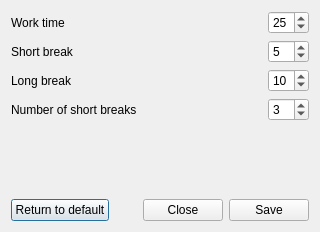
The window that src/ui/forms/settings.ui (Aksem/KoffeeBreak) describes before a commit, drawn with Qt 5.
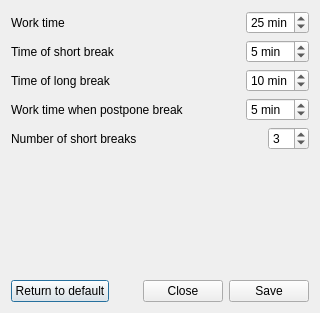
The same window after the commit.

Commit message: Added new function in settings and fixed bug counting breaks in timer

```diff
--- a/src/ui/forms/settings.ui
+++ b/src/ui/forms/settings.ui
@@ -7,7 +7,7 @@
     <x>0</x>
     <y>0</y>
     <width>320</width>
-    <height>232</height>
+    <height>313</height>
    </rect>
   </property>
   <property name="windowTitle">
@@ -38,8 +38,23 @@
      </item>
      <item>
       <widget class="QSpinBox" name="workTimeSpinBox">
+       <property name="frame">
+        <bool>true</bool>
+       </property>
+       <property name="readOnly">
+        <bool>false</bool>
+       </property>
+       <property name="buttonSymbols">
+        <enum>QAbstractSpinBox::UpDownArrows</enum>
+       </property>
+       <property name="specialValueText">
+        <string/>
+       </property>
+       <property name="suffix">
+        <string> min</string>
+       </property>
        <property name="minimum">
-        <number>5</number>
+        <number>1</number>
        </property>
        <property name="maximum">
         <number>90</number>
@@ -56,7 +71,7 @@
      <item>
       <widget class="QLabel" name="label">
        <property name="text">
-        <string>Short break</string>
+        <string>Time of short break</string>
        </property>
       </widget>
      </item>
@@ -74,7 +89,16 @@
       </spacer>
      </item>
      <item>
-      <widget class="QSpinBox" name="shortBreakSpinBox">
+      <widget class="QSpinBox" name="timeOfShortBreakSpinBox">
+       <property name="suffix">
+        <string> min</string>
+       </property>
+       <property name="prefix">
+        <string/>
+       </property>
+       <property name="minimum">
+        <number>1</number>
+       </property>
        <property name="maximum">
         <number>30</number>
        </property>
@@ -90,7 +114,7 @@
      <item>
       <widget class="QLabel" name="label_3">
        <property name="text">
-        <string>Long break</string>
+        <string>Time of long break</string>
        </property>
       </widget>
      </item>
@@ -108,7 +132,13 @@
       </spacer>
      </item>
      <item>
-      <widget class="QSpinBox" name="longBreakSpinBox">
+      <widget class="QSpinBox" name="timeOfLongBreakSpinBox">
+       <property name="suffix">
+        <string> min</string>
+       </property>
+       <property name="minimum">
+        <number>1</number>
+       </property>
        <property name="maximum">
         <number>60</number>
        </property>
@@ -119,6 +149,46 @@
      </item>
     </layout>
    </item>
+   <item>
+    <layout class="QHBoxLayout" name="horizontalLayout_6">
+     <item>
+      <widget class="QLabel" name="label_5">
+       <property name="text">
+        <string>Work time when postpone break</string>
+       </property>
+      </widget>
+     </item>
+     <item>
+      <spacer name="horizontalSpacer_6">
+       <property name="orientation">
+        <enum>Qt::Horizontal</enum>
+       </property>
+       <property name="sizeHint" stdset="0">
+        <size>
+         <width>40</width>
+         <height>20</height>
+        </size>
+       </property>
+      </spacer>
+     </item>
+     <item>
+      <widget class="QSpinBox" name="workTimeWhenPostponeBreakSpinBox">
+       <property name="suffix">
+        <string> min</string>
+       </property>
+       <property name="minimum">
+        <number>1</number>
+       </property>
+       <property name="maximum">
+        <number>30</number>
+       </property>
+       <property name="value">
+        <number>5</number>
+       </property>
+      </widget>
+     </item>
+    </layout>
+   </item>
    <item>
     <layout class="QHBoxLayout" name="horizontalLayout_2">
      <item>
```
Left out of the diff: 2 changed lines with no effect on the pictures. The commit also changes 6 other files.
